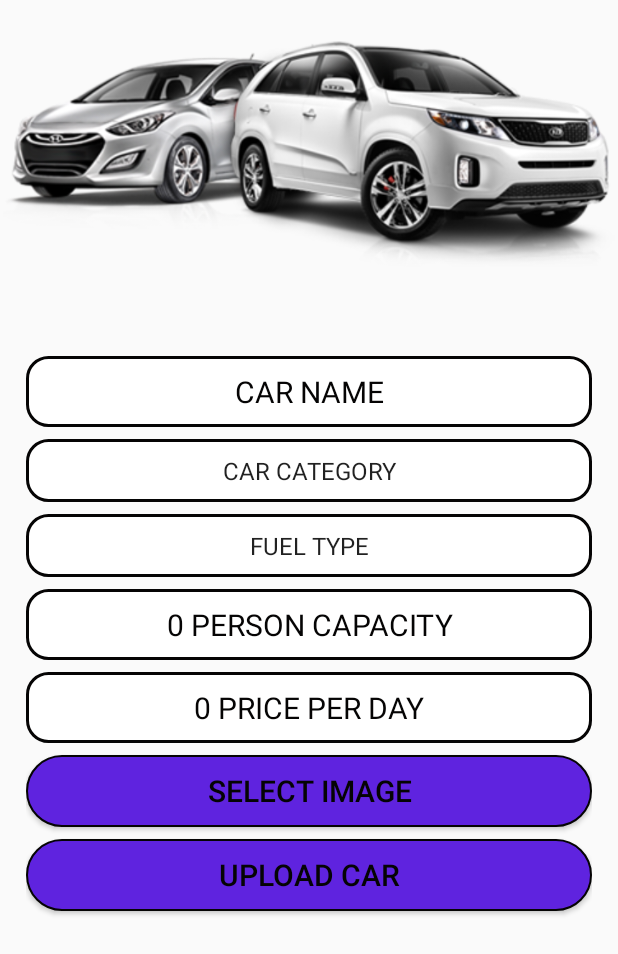
After one commit to ebuddiess/AndroidSummerTrainingProject, an Android app: the ManageCar screen opened directly, with no data from a screen before it, on a phone screen of 412 x 824 dp. The commit adds this screen. Shown: the top 954 px of the screen. Run offline under Robolectric (Android 15) with nearby library versions, the phone set to English and light mode, and no system bars; our stand-ins replace Firebase (no records; nobody signed in at launch, a user with empty details on screens opened directly).

Commit message:
Manage car Module Completed (Only ADD)

```diff
--- a/app/src/main/AndroidManifest.xml
+++ b/app/src/main/AndroidManifest.xml
@@ -41,7 +41,7 @@
             android:name=".WelcomeUser.WelcomeUser"
             android:theme="@style/Theme.AppCompat.Light.DarkActionBar" />
         <activity android:name=".ManageProfile.ManageProfile" />
-        <activity android:name=".ManageCars.manageCar"></activity>
+        <activity android:name=".ManageCars.ManageCar"></activity>
     </application>
 
 </manifest>
--- /dev/null
+++ b/app/src/main/java/com/example/ebuddiess/vehiclerentalsystem/ManageCars/ManageCar.java
@@ -0,0 +1,144 @@
+package com.example.ebuddiess.vehiclerentalsystem.ManageCars;
+
+import android.content.Intent;
+import android.net.Uri;
+import android.support.v7.app.AppCompatActivity;
+import android.os.Bundle;
+import android.view.View;
+import android.widget.AdapterView;
+import android.widget.Button;
+import android.widget.EditText;
+import android.widget.ImageView;
+import android.widget.Spinner;
+import android.widget.TextView;
+import android.widget.Toast;
+
+import com.bumptech.glide.Glide;
+import com.bumptech.glide.request.RequestOptions;
+import com.example.ebuddiess.vehiclerentalsystem.R;
+import com.google.android.gms.tasks.OnSuccessListener;
+import com.google.firebase.auth.FirebaseAuth;
+import com.google.firebase.database.DatabaseReference;
+import com.google.firebase.database.FirebaseDatabase;
+import com.google.firebase.storage.FirebaseStorage;
+import com.google.firebase.storage.StorageReference;
+import com.google.firebase.storage.UploadTask;
+
+public class ManageCar extends AppCompatActivity implements AdapterView.OnItemSelectedListener, View.OnClickListener {
+    Button select_car_image, save_car_data;
+    Spinner fuelType, car_category;
+    EditText carname;
+    Uri carimageuri,car_image_download_url;
+    String imagename;
+    String selectedCarCategory;
+    FirebaseAuth currentuser;
+    StorageReference storageReference;
+    DatabaseReference databaseReference;
+    String fuel_type_txt;
+    ImageView car_image;
+    int PRICE_PER_DAY;
+    int SEATING_CAPACTIY_CAR;
+    TextView car_pricing, seating_capacity;
+
+    @Override
+    protected void onCreate(Bundle savedInstanceState) {
+        super.onCreate(savedInstanceState);
+        setContentView(R.layout.activity_manage_car);
+        select_car_image = (Button) findViewById(R.id.select_car_image);
+        save_car_data = (Button) findViewById(R.id.save_car_data);
+        fuelType = (Spinner) findViewById(R.id.fuel_type);
+        car_category = (Spinner) findViewById(R.id.car_category);
+        car_image = (ImageView)findViewById(R.id.car_image);
+        car_pricing = (TextView) findViewById(R.id.car_seat_price);
+        seating_capacity = (TextView) findViewById(R.id.seating_capactiy);
+        carname = (EditText) findViewById(R.id.car_name);
+        currentuser = FirebaseAuth.getInstance();
+        databaseReference = FirebaseDatabase.getInstance().getReference("Cars");
+        car_category.setOnItemSelectedListener(this);
+        fuelType.setOnItemSelectedListener(this);
+        select_car_image.setOnClickListener(this);
+        save_car_data.setOnClickListener(new View.OnClickListener() {
+            @Override
+            public void onClick(View view) {
+                Toast.makeText(ManageCar.this,"Data Saved Sucessfully",Toast.LENGTH_LONG).show();
+            }
+        });
+    }
+
+    @Override
+    public void onItemSelected(AdapterView<?> adapterView, View view, int i, long l) {
+        Spinner spinner = (Spinner)adapterView;
+        switch (spinner.getId()){
+            case R.id.car_category:calculatePricing(i);
+            case R.id.fuel_type:getFuelType(i);
+        }
+
+    }
+
+    private void getFuelType(int i) {
+    if(i==1){
+        fuel_type_txt = "Petrol";
+    }else if(i==2){
+        fuel_type_txt = "Diesel";
+    }else if(i==3){
+        fuel_type_txt = "CNG";
+    }
+    }
+
+    private void calculatePricing(int i) {
+        if(i==1){
+            selectedCarCategory = "Hatchback";
+            PRICE_PER_DAY = 2000;
+            SEATING_CAPACTIY_CAR = 4;
+        }else if(i==2){
+            selectedCarCategory = "SUV";
+            PRICE_PER_DAY = 3000;
+            SEATING_CAPACTIY_CAR = 6;
+        }else if(i==3){
+            selectedCarCategory = "compact";
+            PRICE_PER_DAY = 5000;
+            SEATING_CAPACTIY_CAR = 7;
+        }
+        car_pricing.setText(PRICE_PER_DAY+" PRICE PER DAY");
+        seating_capacity.setText(SEATING_CAPACTIY_CAR+" PERSON CAPACITY");
+    }
+
+    @Override
+    public void onNothingSelected(AdapterView<?> adapterView) {
+
+    }
+
+    @Override
+    public void onClick(View view) {
+        Intent intent  = new Intent(Intent.ACTION_GET_CONTENT);
+        intent.setType("image/*");
+        startActivityForResult(Intent.createChooser(intent,"Select a Car Image"),123);
+    }
+
+    @Override
+    protected void onActivityResult(int requestCode, int resultCode, Intent data) {
+        super.onActivityResult(requestCode, resultCode, data);
+        if(requestCode==123&&resultCode==RESULT_OK && data!=null &&data.getData()!=null) {
+            carimageuri = data.getData();
+            imagename = "car"+carname.getText().toString()+System.currentTimeMillis()+ ".jpeg";
+            storageReference = FirebaseStorage.getInstance().getReference("CarImages/"+imagename);
+            Toast.makeText(ManageCar.this,"Uploading Please wait ......",Toast.LENGTH_LONG).show();
+            storageReference.putFile(carimageuri).addOnSuccessListener(new OnSuccessListener<UploadTask.TaskSnapshot>() {
+                @Override
+                public void onSuccess(UploadTask.TaskSnapshot taskSnapshot) {
+                    storageReference.getDownloadUrl().addOnSuccessListener(new OnSuccessListener<Uri>() {
+                      @Override
+                      public void onSuccess(Uri uri) {
+                      car_image_download_url = uri;
+                      String carname_txt = carname.getText().toString();
+                      String carid = databaseReference.push().getKey();
+                      Car newcar = new Car(carid,carname_txt,car_image_download_url.toString(),selectedCarCategory,fuel_type_txt,SEATING_CAPACTIY_CAR,currentuser.getUid(),PRICE_PER_DAY);
+                      databaseReference.child(carid).setValue(newcar);
+                      Glide.with(ManageCar.this).load(car_image_download_url).apply(new RequestOptions().centerCrop()).into(car_image);
+                      }
+                  });
+                }
+            });
+        }
+    }
+}
--- /dev/null
+++ b/app/src/main/res/drawable/car_edittext_background.xml
@@ -0,0 +1,6 @@
+<?xml version="1.0" encoding="utf-8"?>
+<shape android:shape="rectangle" xmlns:android="http://schemas.android.com/apk/res/android">
+    <solid android:color="#ffffff"></solid>
+    <stroke android:color="@color/colorBlack" android:width="2dp"></stroke>
+    <corners android:radius="14dp"></corners>
+</shape>
--- /dev/null
+++ b/app/src/main/res/drawable/welcome_user_background.xml
@@ -0,0 +1,4 @@
+<?xml version="1.0" encoding="utf-8"?>
+<selector xmlns:android="http://schemas.android.com/apk/res/android">
+
+</selector>
--- a/app/src/main/res/layout/activity_manage_car.xml
+++ b/app/src/main/res/layout/activity_manage_car.xml
@@ -1,9 +1,122 @@
 <?xml version="1.0" encoding="utf-8"?>
-<android.support.constraint.ConstraintLayout xmlns:android="http://schemas.android.com/apk/res/android"
+<LinearLayout xmlns:android="http://schemas.android.com/apk/res/android"
     xmlns:app="http://schemas.android.com/apk/res-auto"
     xmlns:tools="http://schemas.android.com/tools"
     android:layout_width="match_parent"
     android:layout_height="match_parent"
-    tools:context=".ManageCars.manageCar">
+    android:orientation="vertical"
+    tools:context=".ManageCars.ManageCar">
 
-</android.support.constraint.ConstraintLayout>
+    <ImageView
+        android:padding="2dp"
+        android:layout_width="match_parent"
+        android:layout_height="200dp"
+        android:src="@drawable/car2"
+        android:id="@+id/car_image"
+        />
+
+    <LinearLayout
+        android:layout_width="match_parent"
+        android:orientation="vertical"
+        android:padding="17dp"
+        android:layout_height="match_parent">
+
+        <EditText
+            android:layout_marginTop="20dp"
+            android:background="@drawable/car_edittext_background"
+            android:layout_width="match_parent"
+            android:padding="10dp"
+            android:textSize="20sp"
+            android:textAlignment="center"
+            android:textColorHint="@color/colorBlack"
+            android:layout_height="wrap_content"
+            android:hint="CAR NAME"
+            android:layout_marginBottom="8dp"
+            android:id="@+id/car_name"
+            />
+
+        <Spinner
+            android:entries="@array/car_category"
+            android:background="@drawable/car_edittext_background"
+            android:layout_width="match_parent"
+            android:padding="10dp"
+            android:textSize="20sp"
+            android:textAlignment="center"
+            android:textColorHint="@color/colorBlack"
+            android:layout_height="wrap_content"
+            android:hint="CAR NAME"
+            android:layout_marginBottom="8dp"
+            android:id="@+id/car_category"
+            />
+
+        <Spinner
+            android:background="@drawable/car_edittext_background"
+            android:layout_width="match_parent"
+            android:padding="10dp"
+            android:textSize="20sp"
+            android:layout_marginBottom="8dp"
+            android:textAlignment="center"
+            android:textColorHint="@color/colorBlack"
+            android:layout_height="wrap_content"
+            android:entries="@array/fueltype"
+            android:id="@+id/fuel_type"
+            />
+
+        <TextView
+            android:background="@drawable/car_edittext_background"
+            android:layout_width="match_parent"
+            android:padding="10dp"
+            android:textSize="20sp"
+            android:textAlignment="center"
+            android:textColorHint="@color/colorBlack"
+            android:layout_height="wrap_content"
+            android:text="SEATING CAPACITY"
+            android:textColor="@color/colorBlack"
+            android:layout_marginBottom="8dp"
+            android:id="@+id/seating_capactiy"
+            />
+        <TextView
+            android:background="@drawable/car_edittext_background"
+            android:layout_width="match_parent"
+            android:padding="10dp"
+            android:textSize="20sp"
+            android:textAlignment="center"
+            android:textColorHint="@color/colorBlack"
+            android:layout_height="wrap_content"
+            android:text="PRICE PER DAY "
+            android:textColor="@color/colorBlack"
+            android:layout_marginBottom="8dp"
+            android:id="@+id/car_seat_price"
+            />
+
+        <Button
+            android:background="@drawable/btn_background_signup"
+            android:layout_width="match_parent"
+            android:padding="10dp"
+            android:textSize="20sp"
+            android:textAlignment="center"
+            android:textColorHint="@color/colorBlack"
+            android:layout_height="wrap_content"
+            android:text="SELECT IMAGE"
+            android:textColor="@color/colorBlack"
+            android:layout_marginBottom="8dp"
+            android:id="@+id/select_car_image"
+            />
+
+        <Button
+            android:background="@drawable/btn_background_signup"
+            android:layout_width="match_parent"
+            android:padding="10dp"
+            android:textSize="20sp"
+            android:textAlignment="center"
+            android:textColorHint="@color/colorBlack"
+            android:layout_height="wrap_content"
+            android:text="Upload Car"
+            android:textColor="@color/colorBlack"
+            android:layout_marginBottom="8dp"
+            android:id="@+id/save_car_data"
+            />
+
+    </LinearLayout>
+
+</LinearLayout>
--- a/app/src/main/res/values/strings.xml
+++ b/app/src/main/res/values/strings.xml
@@ -4,4 +4,16 @@
     <string name="logout">Logout</string>
     <string name="about">About</string>
     <string name="manage_cars">Manage Cars</string>
+    <array name="car_category">
+        <item>CAR CATEGORY</item>
+        <item>Hatchback</item>
+        <item>SUV</item>
+        <item>compact</item>
+    </array>
+    <array name="fueltype">
+        <item>FUEL TYPE</item>
+        <item>PETROL</item>
+        <item>DIESEL</item>
+        <item>CNG</item>
+    </array>
 </resources>
```
Also changed, not shown: app/src/main/java/com/example/ebuddiess/vehiclerentalsystem/Authentication/Signin.java (+36 -2 lines), app/src/main/java/com/example/ebuddiess/vehiclerentalsystem/Authentication/Signup.java (+5 -4 lines), app/src/main/java/com/example/ebuddiess/vehiclerentalsystem/Authentication/User.java (+4 -22 lines), app/src/main/java/com/example/ebuddiess/vehiclerentalsystem/ManageCars/Car.java (added, +87 -0 lines), app/src/main/java/com/example/ebuddiess/vehiclerentalsystem/ManageCars/manageCar.java (deleted, +0 -15 lines), app/src/main/java/com/example/ebuddiess/vehiclerentalsystem/WelcomeUser/WelcomeUser.java (+16 -6 lines), app/src/main/res/layout/activity_welcome_user.xml (+15 -0 lines).
